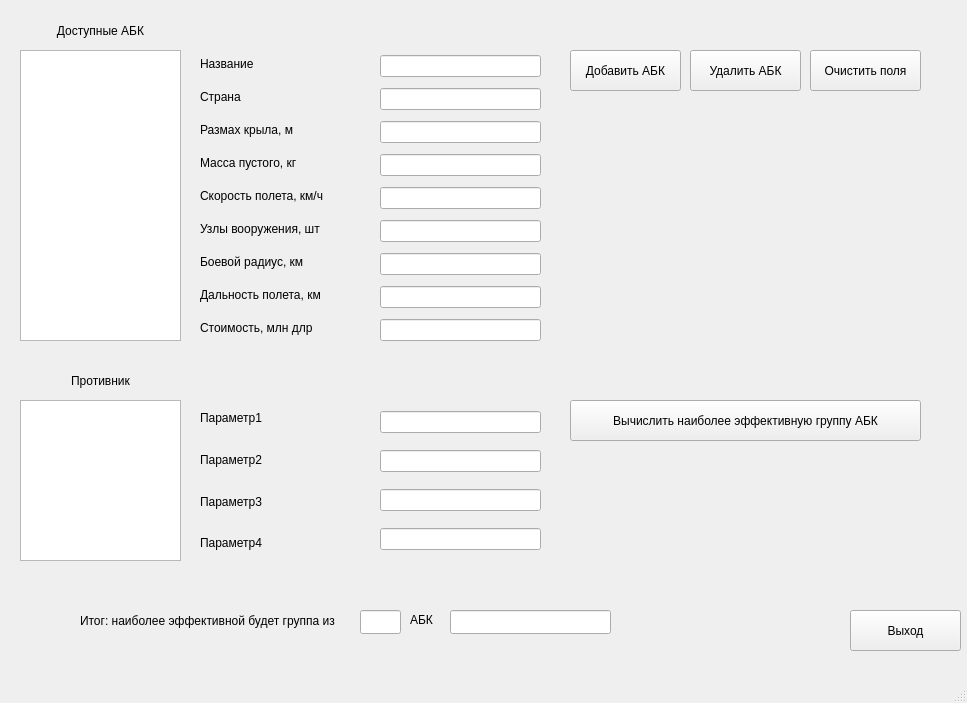
Old version of the form mainwindow.ui in the repository Sarnavskiy-Alexey/Kursovaya.
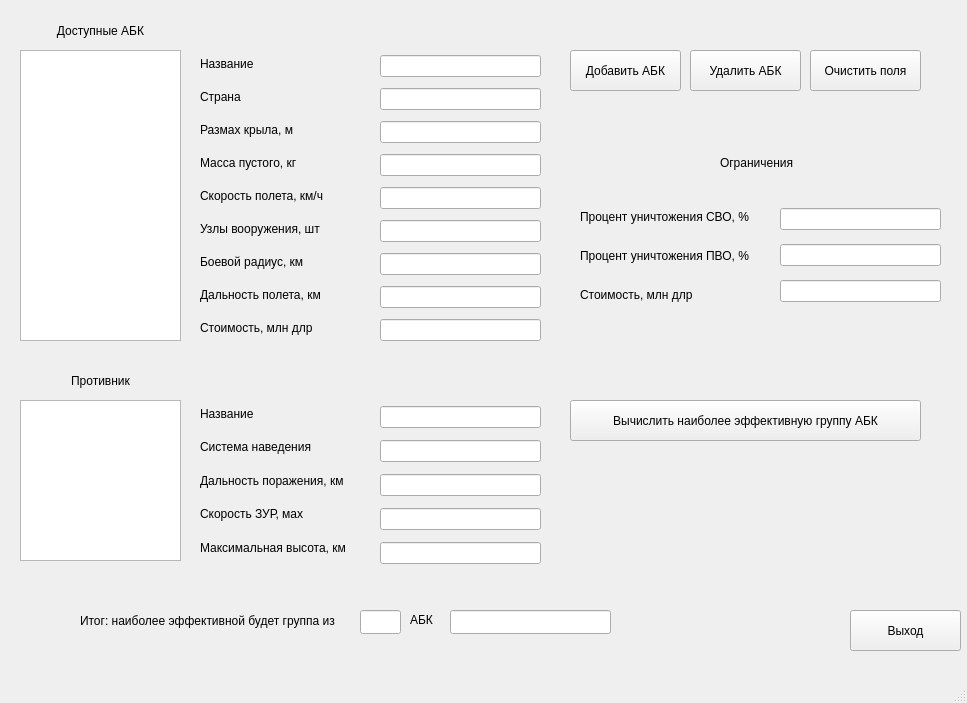
New version of the form.

Commit message: Added enemies, updated bd & gui

Patch:
```diff
--- a/mainwindow.ui
+++ b/mainwindow.ui
@@ -225,28 +225,35 @@
      <item>
       <widget class="QLabel" name="label_enemyPar1">
        <property name="text">
-        <string>Параметр1</string>
+        <string>Название</string>
        </property>
       </widget>
      </item>
      <item>
       <widget class="QLabel" name="label_enemyPar2">
        <property name="text">
-        <string>Параметр2</string>
+        <string>Система наведения</string>
        </property>
       </widget>
      </item>
      <item>
       <widget class="QLabel" name="label_enemyPar3">
        <property name="text">
-        <string>Параметр3</string>
+        <string>Дальность поражения, км</string>
        </property>
       </widget>
      </item>
      <item>
       <widget class="QLabel" name="label_enemyPar4">
        <property name="text">
-        <string>Параметр4</string>
+        <string>Скорость ЗУР, мах</string>
+       </property>
+      </widget>
+     </item>
+     <item>
+      <widget class="QLabel" name="label_enemyMaxHeight">
+       <property name="text">
+        <string>Максимальная высота, км</string>
        </property>
       </widget>
      </item>
@@ -258,21 +265,44 @@
       <x>380</x>
       <y>400</y>
       <width>161</width>
-      <height>161</height>
+      <height>171</height>
      </rect>
     </property>
     <layout class="QVBoxLayout" name="verticalLayout_enemyCharacteristics">
      <item>
-      <widget class="QLineEdit" name="lineEdit_enemyPar1"/>
+      <widget class="QLineEdit" name="lineEdit_enemyName">
+       <property name="readOnly">
+        <bool>true</bool>
+       </property>
+      </widget>
      </item>
      <item>
-      <widget class="QLineEdit" name="lineEdit_enemyPar2"/>
+      <widget class="QLineEdit" name="lineEdit_enemyTargetingSystem">
+       <property name="readOnly">
+        <bool>true</bool>
+       </property>
+      </widget>
      </item>
      <item>
-      <widget class="QLineEdit" name="lineEdit_enemyPar3"/>
+      <widget class="QLineEdit" name="lineEdit_enemyDestructionRange">
+       <property name="readOnly">
+        <bool>true</bool>
+       </property>
+      </widget>
      </item>
      <item>
-      <widget class="QLineEdit" name="lineEdit_enemyPar4"/>
+      <widget class="QLineEdit" name="lineEdit_enemyAAGMVelocity">
+       <property name="readOnly">
+        <bool>true</bool>
+       </property>
+      </widget>
+     </item>
+     <item>
+      <widget class="QLineEdit" name="lineEdit_enemyMaxHeight">
+       <property name="readOnly">
+        <bool>true</bool>
+       </property>
+      </widget>
      </item>
     </layout>
    </widget>
@@ -361,6 +391,73 @@
      <string>Очистить поля</string>
     </property>
    </widget>
+   <widget class="QLabel" name="label_limit">
+    <property name="geometry">
+     <rect>
+      <x>720</x>
+      <y>150</y>
+      <width>158</width>
+      <height>26</height>
+     </rect>
+    </property>
+    <property name="text">
+     <string>Ограничения</string>
+    </property>
+   </widget>
+   <widget class="QWidget" name="verticalLayoutWidget_5">
+    <property name="geometry">
+     <rect>
+      <x>780</x>
+      <y>200</y>
+      <width>161</width>
+      <height>111</height>
+     </rect>
+    </property>
+    <layout class="QVBoxLayout" name="verticalLayout_limitCharacteristics">
+     <item>
+      <widget class="QLineEdit" name="lineEdit_percentStrImpObjLimit"/>
+     </item>
+     <item>
+      <widget class="QLineEdit" name="lineEdit_percentAirDefDestrLimit"/>
+     </item>
+     <item>
+      <widget class="QLineEdit" name="lineEdit_costLimit"/>
+     </item>
+    </layout>
+   </widget>
+   <widget class="QWidget" name="verticalLayoutWidget_6">
+    <property name="geometry">
+     <rect>
+      <x>580</x>
+      <y>200</y>
+      <width>181</width>
+      <height>111</height>
+     </rect>
+    </property>
+    <layout class="QVBoxLayout" name="verticalLayout_limitLabel">
+     <item>
+      <widget class="QLabel" name="label_percentStrImpObjLimit">
+       <property name="text">
+        <string>Процент уничтожения СВО, %</string>
+       </property>
+      </widget>
+     </item>
+     <item>
+      <widget class="QLabel" name="label_percentAirDefDestrLimit">
+       <property name="text">
+        <string>Процент уничтожения ПВО, %</string>
+       </property>
+      </widget>
+     </item>
+     <item>
+      <widget class="QLabel" name="label_costLimit">
+       <property name="text">
+        <string>Стоимость, млн длр</string>
+       </property>
+      </widget>
+     </item>
+    </layout>
+   </widget>
   </widget>
   <widget class="QStatusBar" name="statusbar"/>
   <widget class="QMenuBar" name="menubar">
```
Left out of the diff: 8 changed lines with no effect on the pictures. The commit also changes 6 other files.
